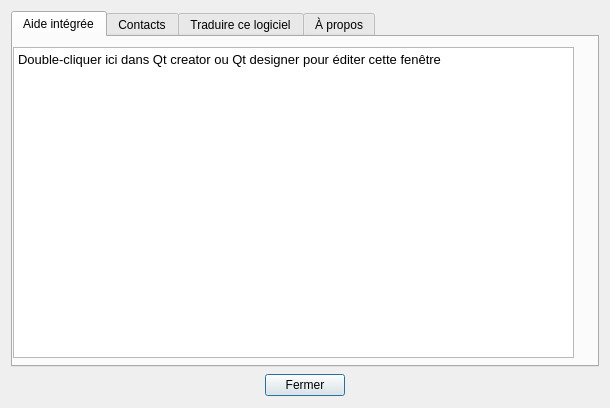
Before: the Qt Designer form dialogapropos.ui in Txikilinux/leterrier-fubuki, drawn with Qt 5.
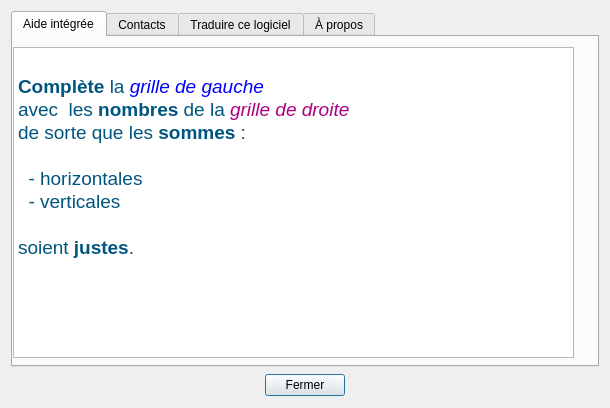
After: the same form once the commit is applied. The open tabs and pages were chosen to show the change. Icons and pictures are not drawn.

Patch:
```diff
--- a/dialogapropos.ui
+++ b/dialogapropos.ui
@@ -47,12 +47,30 @@
          <height>5</height>
         </size>
        </property>
+       <property name="styleSheet">
+        <string notr="true">QTextBrowser#textBrowser {
+	background-color: qlineargradient(spread:pad, x1:0, y1:0, x2:1, y2:0, stop:0 rgba(255, 178, 102, 255), 						stop:0.55 rgba(235, 148, 61, 255), stop:0.98 rgba(0, 0, 0, 255), stop:1 rgba(0, 0, 0, 0));
+	background-image: url(:/data_images/data/images/vignetteTerrier.png);
+	background-repeat: repeat-no;
+   	background-position: bottom right;
+}
+</string>
+       </property>
        <property name="html">
         <string>&lt;!DOCTYPE HTML PUBLIC &quot;-//W3C//DTD HTML 4.0//EN&quot; &quot;http://www.w3.org/TR/REC-html40/strict.dtd&quot;&gt;
 &lt;html&gt;&lt;head&gt;&lt;meta name=&quot;qrichtext&quot; content=&quot;1&quot; /&gt;&lt;style type=&quot;text/css&quot;&gt;
 p, li { white-space: pre-wrap; }
 &lt;/style&gt;&lt;/head&gt;&lt;body style=&quot; font-family:'Sans'; font-size:10pt; font-weight:400; font-style:normal;&quot;&gt;
-&lt;p style=&quot; margin-top:0px; margin-bottom:0px; margin-left:0px; margin-right:0px; -qt-block-indent:0; text-indent:0px;&quot;&gt;Double-cliquer ici dans Qt creator ou Qt designer pour éditer cette fenêtre&lt;/p&gt;&lt;/body&gt;&lt;/html&gt;</string>
+&lt;p style=&quot; margin-top:0px; margin-bottom:0px; margin-left:0px; margin-right:0px; -qt-block-indent:0; text-indent:0px;&quot;&gt;&lt;span style=&quot; font-size:14pt; color:#00557f;&quot;&gt; &lt;/span&gt;&lt;/p&gt;
+&lt;p style=&quot; margin-top:0px; margin-bottom:0px; margin-left:0px; margin-right:0px; -qt-block-indent:0; text-indent:0px;&quot;&gt;&lt;span style=&quot; font-size:14pt; font-weight:600; color:#00557f;&quot;&gt;Complète&lt;/span&gt;&lt;span style=&quot; font-size:14pt; color:#00557f;&quot;&gt; la &lt;/span&gt;&lt;span style=&quot; font-size:14pt; font-style:italic; color:#0000ff;&quot;&gt;grille de gauche&lt;/span&gt;&lt;span style=&quot; font-size:14pt; color:#00557f;&quot;&gt; &lt;/span&gt;&lt;/p&gt;
+&lt;p style=&quot; margin-top:0px; margin-bottom:0px; margin-left:0px; margin-right:0px; -qt-block-indent:0; text-indent:0px;&quot;&gt;&lt;span style=&quot; font-size:14pt; color:#00557f;&quot;&gt;avec  les &lt;/span&gt;&lt;span style=&quot; font-size:14pt; font-weight:600; color:#00557f;&quot;&gt;nombres&lt;/span&gt;&lt;span style=&quot; font-size:14pt; color:#00557f;&quot;&gt; de la &lt;/span&gt;&lt;span style=&quot; font-size:14pt; font-style:italic; color:#aa007f;&quot;&gt;grille de droite&lt;/span&gt;&lt;/p&gt;
+&lt;p style=&quot; margin-top:0px; margin-bottom:0px; margin-left:0px; margin-right:0px; -qt-block-indent:0; text-indent:0px;&quot;&gt;&lt;span style=&quot; font-size:14pt; color:#00557f;&quot;&gt;de sorte que les &lt;/span&gt;&lt;span style=&quot; font-size:14pt; font-weight:600; color:#00557f;&quot;&gt;sommes&lt;/span&gt;&lt;span style=&quot; font-size:14pt; color:#00557f;&quot;&gt; :&lt;/span&gt;&lt;/p&gt;
+&lt;p style=&quot;-qt-paragraph-type:empty; margin-top:0px; margin-bottom:0px; margin-left:0px; margin-right:0px; -qt-block-indent:0; text-indent:0px; font-size:14pt; color:#00557f;&quot;&gt;&lt;/p&gt;
+&lt;p style=&quot; margin-top:0px; margin-bottom:0px; margin-left:0px; margin-right:0px; -qt-block-indent:0; text-indent:0px;&quot;&gt;&lt;span style=&quot; font-size:14pt; color:#00557f;&quot;&gt;  - horizontales&lt;/span&gt;&lt;/p&gt;
+&lt;p style=&quot; margin-top:0px; margin-bottom:0px; margin-left:0px; margin-right:0px; -qt-block-indent:0; text-indent:0px;&quot;&gt;&lt;span style=&quot; font-size:14pt; color:#00557f;&quot;&gt;  - verticales&lt;/span&gt;&lt;/p&gt;
+&lt;p style=&quot;-qt-paragraph-type:empty; margin-top:0px; margin-bottom:0px; margin-left:0px; margin-right:0px; -qt-block-indent:0; text-indent:0px; font-size:14pt; color:#00557f;&quot;&gt;&lt;/p&gt;
+&lt;p style=&quot; margin-top:0px; margin-bottom:0px; margin-left:0px; margin-right:0px; -qt-block-indent:0; text-indent:0px;&quot;&gt;&lt;span style=&quot; font-size:14pt; color:#00557f;&quot;&gt;soient &lt;/span&gt;&lt;span style=&quot; font-size:14pt; font-weight:600; color:#00557f;&quot;&gt;justes&lt;/span&gt;&lt;span style=&quot; font-size:14pt; color:#00557f;&quot;&gt;.&lt;/span&gt;&lt;/p&gt;
+&lt;p align=&quot;right&quot; style=&quot;-qt-paragraph-type:empty; margin-top:0px; margin-bottom:0px; margin-left:0px; margin-right:0px; -qt-block-indent:0; text-indent:0px; color:#00557f;&quot;&gt;&lt;/p&gt;&lt;/body&gt;&lt;/html&gt;</string>
        </property>
        <property name="searchPaths">
         <stringlist/>
```
Left out of the diff: 4 changed lines with no effect on the pictures.
